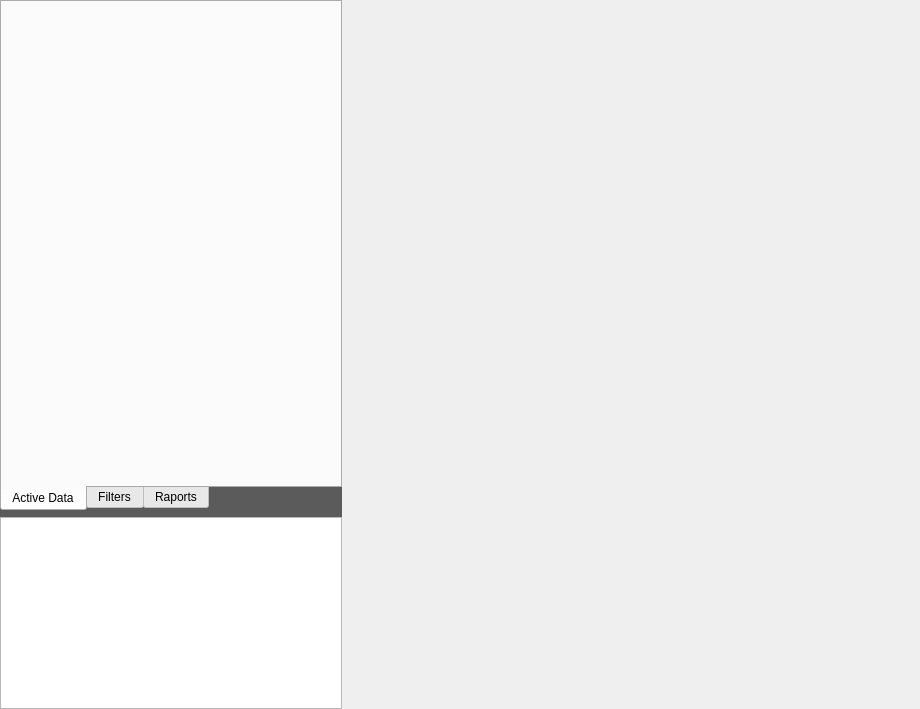
mk4me/hm-mde-one, file trunk/src/edr/src/hmm_view/ui/AnalisisWidget.ui: the form before one commit.
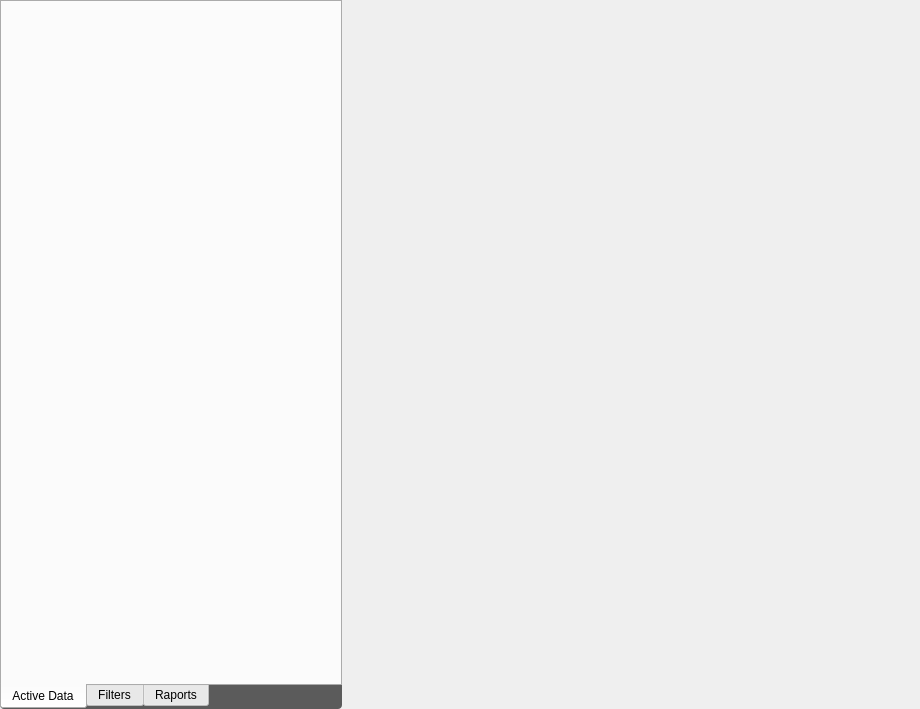
The form after the commit. Icons and pictures are not drawn.

Commit message: Zmiany w summary (dodane informacje, drzewo) Usprawienia w obrebie tworzenia multiserii dodany namespace htmlGen (biblioteka tworzenia

```diff
--- a/trunk/src/edr/src/hmm_view/ui/AnalisisWidget.ui
+++ b/trunk/src/edr/src/hmm_view/ui/AnalisisWidget.ui
@@ -140,6 +140,9 @@
           <string>Active Data</string>
          </attribute>
          <layout class="QVBoxLayout" name="verticalLayout_2">
+          <property name="spacing">
+           <number>1</number>
+          </property>
           <property name="margin">
            <number>0</number>
           </property>
@@ -153,6 +156,22 @@
             </property>
            </widget>
           </item>
+          <item>
+           <widget class="QWidget" name="SummaryWindowWidget" native="true">
+            <property name="sizePolicy">
+             <sizepolicy hsizetype="Minimum" vsizetype="Minimum">
+              <horstretch>0</horstretch>
+              <verstretch>0</verstretch>
+             </sizepolicy>
+            </property>
+            <property name="minimumSize">
+             <size>
+              <width>0</width>
+              <height>120</height>
+             </size>
+            </property>
+           </widget>
+          </item>
          </layout>
         </widget>
         <widget class="QWidget" name="filtersTab">
@@ -444,16 +463,6 @@
         </widget>
        </widget>
       </item>
-      <item>
-       <widget class="QTextEdit" name="SummaryWindowWidget">
-        <property name="sizePolicy">
-         <sizepolicy hsizetype="Minimum" vsizetype="Minimum">
-          <horstretch>0</horstretch>
-          <verstretch>0</verstretch>
-         </sizepolicy>
-        </property>
-       </widget>
-      </item>
      </layout>
     </widget>
    </item>
```
Left out of the diff: 8 changed lines with no effect on the pictures. The commit also changes 17 other files.
